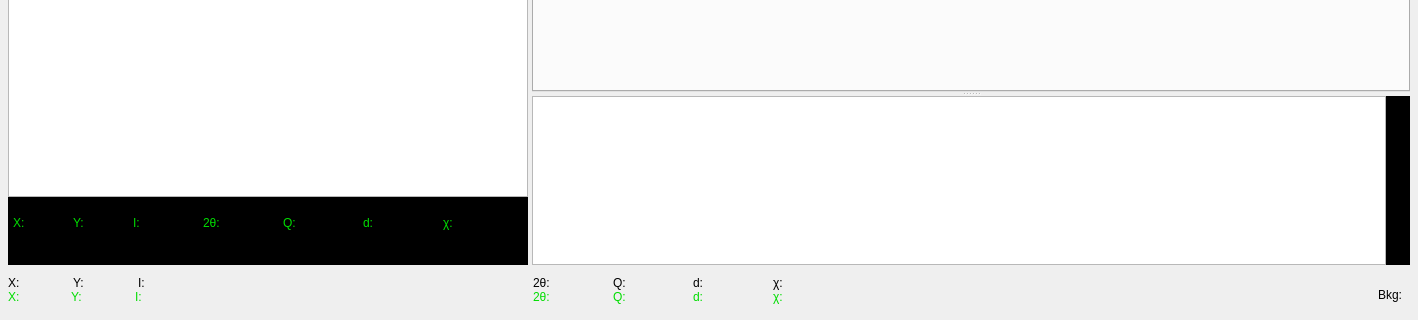
Old version of the form Dioptas_main/Views/UiFiles/Integration.ui in the repository Dioptas/Dioptas; both pictures show x 0 to 1418 and y 503 to 823 of the 1418 by 823 pixel window.
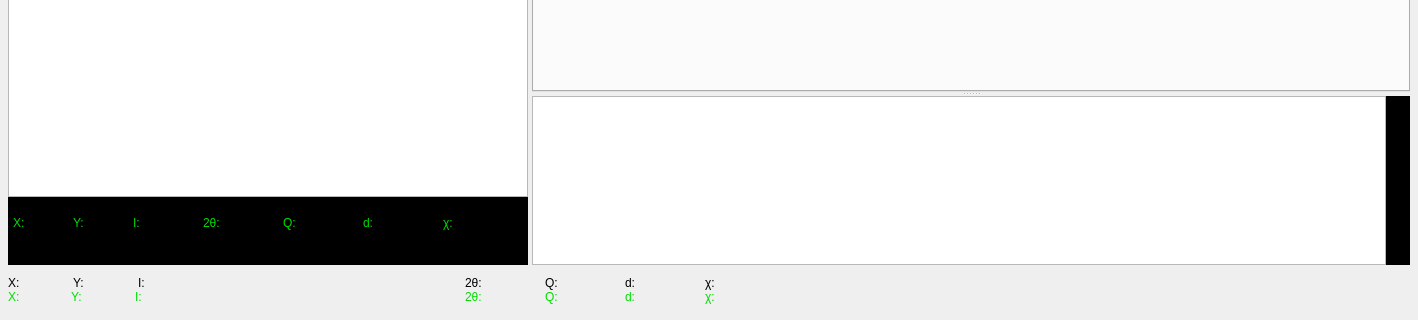
New version of the form. Custom widgets are drawn as their Qt base class.

Commit message: Finished working on Offset and scaling implementation in GUI Background filename is now shown on bottom of image

Patch:
```diff
--- a/Dioptas_main/Views/UiFiles/Integration.ui
+++ b/Dioptas_main/Views/UiFiles/Integration.ui
@@ -2734,7 +2734,7 @@
            </property>
            <property name="sizeHint" stdset="0">
             <size>
-             <width>80</width>
+             <width>180</width>
              <height>20</height>
             </size>
            </property>
@@ -2965,7 +2965,7 @@
         </property>
         <property name="sizeHint" stdset="0">
          <size>
-          <width>40</width>
+          <width>250</width>
           <height>20</height>
          </size>
         </property>
@@ -2989,19 +2989,19 @@
         <item>
          <widget class="QLabel" name="bkg_name_lbl">
           <property name="sizePolicy">
-           <sizepolicy hsizetype="Preferred" vsizetype="Preferred">
+           <sizepolicy hsizetype="Preferred" vsizetype="Maximum">
             <horstretch>0</horstretch>
             <verstretch>0</verstretch>
            </sizepolicy>
           </property>
           <property name="minimumSize">
            <size>
-            <width>0</width>
+            <width>160</width>
             <height>19</height>
            </size>
           </property>
           <property name="text">
-           <string>Bkg:</string>
+           <string/>
           </property>
          </widget>
         </item>
```
Left out of the diff: 14 changed lines with no effect on the pictures. The commit also changes 4 other files.
